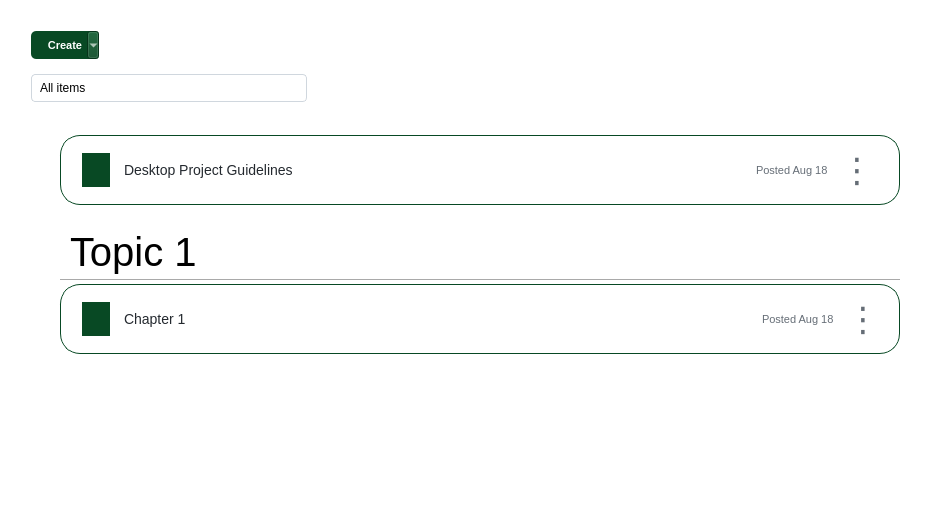
shzzzt/Module2_LMS, file frontend/ui/Classroom/classroom_classworks_content.ui: the form before one commit.
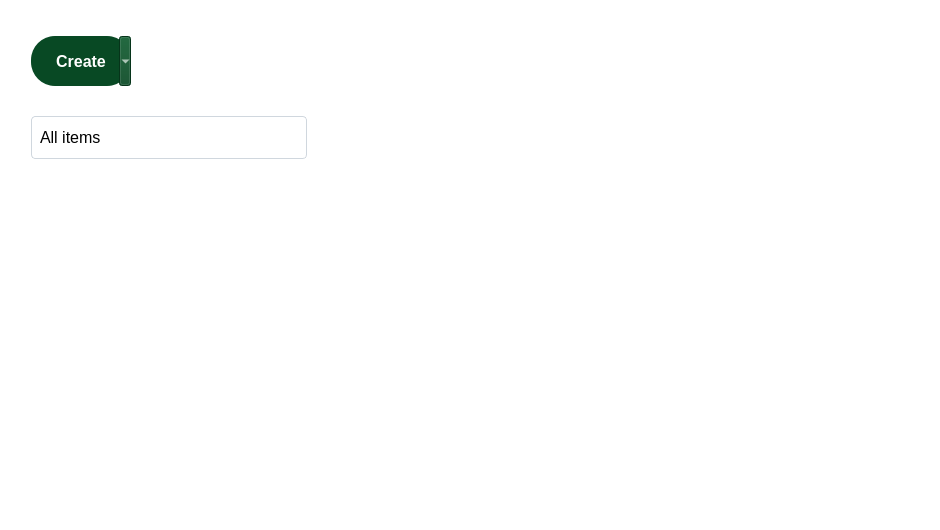
The form after the commit. Icons and pictures are not drawn.

Diff of the .ui file:
```diff
--- a/frontend/ui/Classroom/classroom_classworks_content.ui
+++ b/frontend/ui/Classroom/classroom_classworks_content.ui
@@ -48,8 +48,17 @@
        <property name="spacing">
         <number>15</number>
        </property>
+       <property name="bottomMargin">
+        <number>20</number>
+       </property>
        <item>
         <widget class="QToolButton" name="createButton">
+         <property name="minimumSize">
+          <size>
+           <width>100</width>
+           <height>50</height>
+          </size>
+         </property>
          <property name="maximumSize">
           <size>
            <width>100</width>
@@ -64,10 +73,12 @@
        background-color: #084924;
        color: white;
        border: none;
-       padding: 6px 12px;
-       border-radius: 5px;
+       padding: 10px 5px;
+       border-radius: 23.5px;
        font-weight: 600;
-       font-size: 11px;
+       font-size: 16px;
+	   min-width: 90px;
+       min-height: 30px;
    }
    QToolButton:hover {
        background-color: #1B5E20;
@@ -117,16 +128,17 @@
        <property name="maximumSize">
         <size>
          <width>276</width>
-         <height>40</height>
+         <height>55</height>
         </size>
        </property>
        <property name="styleSheet">
         <string notr="true">QComboBox {
        border: 1px solid #D0D7DE;
        border-radius: 4px;
-       padding: 5px 8px;
+       padding: 10px 8px;
        background-color: white;
-       font-size: 12px;
+       font-size: 16px;
+		
    }
    QComboBox:hover {
        border-color: #A8A8A8;
@@ -205,7 +217,7 @@
           <x>0</x>
           <y>0</y>
           <width>882</width>
-          <height>370</height>
+          <height>319</height>
          </rect>
         </property>
         <layout class="QVBoxLayout" name="verticalLayout_3">
@@ -223,426 +235,6 @@
            <property name="bottomMargin">
             <number>0</number>
            </property>
-           <item>
-            <widget class="QFrame" name="topicItemFrame">
-             <property name="minimumSize">
-              <size>
-               <width>800</width>
-               <height>70</height>
-              </size>
-             </property>
-             <property name="maximumSize">
-              <size>
-               <width>16777215</width>
-               <height>70</height>
-              </size>
-             </property>
-             <property name="styleSheet">
-              <string notr="true">QFrame #topicItemFrame{
-       background-color: white;
-       border: 1px solid #084924;
-       border-radius: 20px;
-       margin-left: 20px;
-   }
-   QFrame:hover {
-       background-color: #F8F9FA;
-       border-color: #D0D7DE;
-   }</string>
-             </property>
-             <property name="frameShape">
-              <enum>QFrame::StyledPanel</enum>
-             </property>
-             <property name="frameShadow">
-              <enum>QFrame::Raised</enum>
-             </property>
-             <layout class="QHBoxLayout" name="horizontalLayout_2">
-              <item>
-               <layout class="QHBoxLayout" name="horizontalLayout">
-                <property name="spacing">
-                 <number>12</number>
-                </property>
-                <property name="leftMargin">
-                 <number>10</number>
-                </property>
-                <property name="topMargin">
-                 <number>5</number>
-                </property>
-                <property name="rightMargin">
-                 <number>10</number>
-                </property>
-                <property name="bottomMargin">
-                 <number>5</number>
-                </property>
-                <item>
-                 <widget class="QLabel" name="iconLabel1">
-                  <property name="sizePolicy">
-                   <sizepolicy hsizetype="Fixed" vsizetype="Fixed">
-                    <horstretch>0</horstretch>
-                    <verstretch>0</verstretch>
-                   </sizepolicy>
-                  </property>
-                  <property name="minimumSize">
-                   <size>
-                    <width>32</width>
-                    <height>32</height>
-                   </size>
-                  </property>
-                  <property name="maximumSize">
-                   <size>
-                    <width>38</width>
-                    <height>38</height>
-                   </size>
-                  </property>
-                  <property name="autoFillBackground">
-                   <bool>false</bool>
-                  </property>
-                  <property name="styleSheet">
-                   <string notr="true">QLabel{
-    background-color: #084924;
-    border-radius: 19px;
-    border: 2px solid white;
-    overflow: hidden;
-}</string>
-                  </property>
-                  <property name="text">
-                   <string/>
-                  </property>
-                  <property name="pixmap">
-                   <pixmap resource="../../../../../src/icons.qrc">:/icons/document.svg</pixmap>
-                  </property>
-                  <property name="scaledContents">
-                   <bool>true</bool>
-                  </property>
-                 </widget>
-                </item>
-                <item>
-                 <widget class="QLabel" name="title_label1">
-                  <property name="minimumSize">
-                   <size>
-                    <width>0</width>
-                    <height>0</height>
-                   </size>
-                  </property>
-                  <property name="maximumSize">
-                   <size>
-                    <width>16777215</width>
-                    <height>16777215</height>
-                   </size>
-                  </property>
-                  <property name="styleSheet">
-                   <string notr="true">QLabel {
-         font-size: 14px;
-         font-weight: 400;
-         color: #24292f;
-         border: none;
-         background: transparent;
-     }</string>
-                  </property>
-                  <property name="text">
-                   <string>Desktop Project Guidelines</string>
-                  </property>
-                 </widget>
-                </item>
-                <item>
-                 <spacer name="horizontalSpacer_3">
-                  <property name="orientation">
-                   <enum>Qt::Horizontal</enum>
-                  </property>
-                  <property name="sizeHint" stdset="0">
-                   <size>
-                    <width>40</width>
-                    <height>20</height>
-                   </size>
-                  </property>
-                 </spacer>
-                </item>
-                <item>
-                 <widget class="QLabel" name="dateLabel1">
-                  <property name="maximumSize">
-                   <size>
-                    <width>16777215</width>
-                    <height>30</height>
-                   </size>
-                  </property>
-                  <property name="styleSheet">
-                   <string notr="true">QLabel {
-         font-size: 11px;
-         color: #656d76;
-         border: none;
-         background: transparent;
-     }</string>
-                  </property>
-                  <property name="text">
-                   <string>Posted Aug 18</string>
-                  </property>
-                 </widget>
-                </item>
-                <item>
-                 <widget class="QPushButton" name="pushButton">
-                  <property name="minimumSize">
-                   <size>
-                    <width>24</width>
-                    <height>24</height>
-                   </size>
-                  </property>
-                  <property name="styleSheet">
-                   <string notr="true">QPushButton {
-         border: none;
-         background-color: transparent;
-         font-size: 34px;
-         color: #656d76;
-         border-radius: 12px;
-     }
-     QPushButton:hover {
-         background-color: #F3F4F6;
-     }</string>
-                  </property>
-                  <property name="text">
-                   <string>⋮</string>
-                  </property>
-                 </widget>
-                </item>
-               </layout>
-              </item>
-              <item>
-               <widget class="QWidget" name="widget" native="true">
-                <property name="maximumSize">
-                 <size>
-                  <width>50</width>
-                  <height>50</height>
-                 </size>
-                </property>
-               </widget>
-              </item>
-             </layout>
-            </widget>
-           </item>
-           <item>
-            <widget class="QLabel" name="topicTitle">
-             <property name="maximumSize">
-              <size>
-               <width>16777215</width>
-               <height>200</height>
-              </size>
-             </property>
-             <property name="styleSheet">
-              <string notr="true">QLabel {
-    font-size: 40px;
-    font-weight: 400;
-    margin-left: 20px;
-    margin-top: 20px; /* Reduce from 15px to 5px for closeness */
-	margin-bottom: -10px;
-}</string>
-             </property>
-             <property name="frameShape">
-              <enum>QFrame::NoFrame</enum>
-             </property>
-             <property name="text">
-              <string>Topic 1</string>
-             </property>
-             <property name="wordWrap">
-              <bool>false</bool>
-             </property>
-             <property name="margin">
-              <number>-25</number>
-             </property>
-            </widget>
-           </item>
-           <item>
-            <widget class="QFrame" name="separator">
-             <property name="minimumSize">
-              <size>
-               <width>800</width>
-               <height>1</height>
-              </size>
-             </property>
-             <property name="maximumSize">
-              <size>
-               <width>16777215</width>
-               <height>1</height>
-              </size>
-             </property>
-             <property name="styleSheet">
-              <string notr="true">QFrame {
-    border: 1px solid #A9A9A9;
-    background-color: transparent;
-	margin-left: 20px;
-}</string>
-             </property>
-             <property name="frameShape">
-              <enum>QFrame::HLine</enum>
-             </property>
-             <property name="frameShadow">
-              <enum>QFrame::Sunken</enum>
-             </property>
-            </widget>
-           </item>
-           <item>
-            <widget class="QFrame" name="topicItemFrame_2">
-             <property name="minimumSize">
-              <size>
-               <width>800</width>
-               <height>70</height>
-              </size>
-             </property>
-             <property name="maximumSize">
-              <size>
-               <width>16777215</width>
-               <height>70</height>
-              </size>
-             </property>
-             <property name="styleSheet">
-              <string notr="true">QFrame#topicItemFrame_2 {
-    background-color: white;
-    border: 1px solid #084924;
-    border-radius: 20px;
-    margin-left: 20px;
-}
-QFrame:hover {
-    background-color: #F8F9FA;
-    border-color: #D0D7DE;
-}</string>
-             </property>
-             <property name="frameShape">
-              <enum>QFrame::StyledPanel</enum>
-             </property>
-             <property name="frameShadow">
-              <enum>QFrame::Raised</enum>
-             </property>
-             <layout class="QHBoxLayout" name="horizontalLayout_4">
-              <item>
-               <layout class="QHBoxLayout" name="topicFrameLayout">
-                <property name="spacing">
-                 <number>12</number>
-                </property>
-                <property name="leftMargin">
-                 <number>10</number>
-                </property>
-                <property name="topMargin">
-                 <number>5</number>
-                </property>
-                <property name="rightMargin">
-                 <number>10</number>
-                </property>
-                <property name="bottomMargin">
-                 <number>5</number>
-                </property>
-                <item>
-                 <widget class="QLabel" name="topicItemIconlabel">
-                  <property name="sizePolicy">
-                   <sizepolicy hsizetype="Fixed" vsizetype="Fixed">
-                    <horstretch>0</horstretch>
-                    <verstretch>0</verstretch>
-                   </sizepolicy>
-                  </property>
-                  <property name="minimumSize">
-                   <size>
-                    <width>32</width>
-                    <height>32</height>
-                   </size>
-                  </property>
-                  <property name="maximumSize">
-                   <size>
-                    <width>38</width>
-                    <height>38</height>
-                   </size>
-                  </property>
-                  <property name="styleSheet">
-                   <string notr="true">QLabel{
-    background-color: #084924;
-    border-radius: 19px;
-    border: 2px solid white;
-    overflow: hidden;
-}</string>
-                  </property>
-                  <property name="text">
-                   <string/>
-                  </property>
-                  <property name="pixmap">
-                   <pixmap resource="../../../../../src/icons.qrc">:/icons/document.svg</pixmap>
-                  </property>
-                  <property name="scaledContents">
-                   <bool>true</bool>
-                  </property>
-                 </widget>
-                </item>
-                <item>
-                 <widget class="QLabel" name="topicItemTitle_label">
-                  <property name="styleSheet">
-                   <string notr="true">QLabel {
-    font-size: 14px;
-    font-weight: 400;
-    color: #24292f;
-    border: none;
-    background: transparent;
-}</string>
-                  </property>
-                  <property name="text">
-                   <string>Chapter 1</string>
-                  </property>
-                 </widget>
-                </item>
-                <item>
-                 <spacer name="horizontalSpacer_2">
-                  <property name="orientation">
-                   <enum>Qt::Horizontal</enum>
-                  </property>
-                  <property name="sizeHint" stdset="0">
-                   <size>
-                    <width>40</width>
-                    <height>20</height>
-                   </size>
-                  </property>
-                 </spacer>
-                </item>
-                <item>
-                 <widget class="QLabel" name="topicItemDate_label">
-                  <property name="styleSheet">
-                   <string notr="true">QLabel {
-    font-size: 11px;
-    color: #656d76;
-    border: none;
-    background: transparent;
-}</string>
-                  </property>
-                  <property name="text">
-                   <string>Posted Aug 18</string>
-                  </property>
-                  <property name="alignment">
-                   <set>Qt::AlignLeading|Qt::AlignLeft|Qt::AlignVCenter</set>
-                  </property>
-                 </widget>
-                </item>
-                <item>
-                 <widget class="QPushButton" name="pushButton_2">
-                  <property name="minimumSize">
-                   <size>
-                    <width>24</width>
-                    <height>24</height>
-                   </size>
-                  </property>
-                  <property name="styleSheet">
-                   <string notr="true">QPushButton {
-         border: none;
-         background-color: transparent;
-         font-size: 34px;
-         color: #656d76;
-         border-radius: 12px;
-     }
-     QPushButton:hover {
-         background-color: #F3F4F6;
-     }</string>
-                  </property>
-                  <property name="text">
-                   <string>⋮</string>
-                  </property>
-                 </widget>
-                </item>
-               </layout>
-              </item>
-             </layout>
-            </widget>
-           </item>
            <item>
             <spacer name="verticalSpacer">
              <property name="orientation">
```
Left out of the diff: 5 changed lines with no effect on the pictures.
